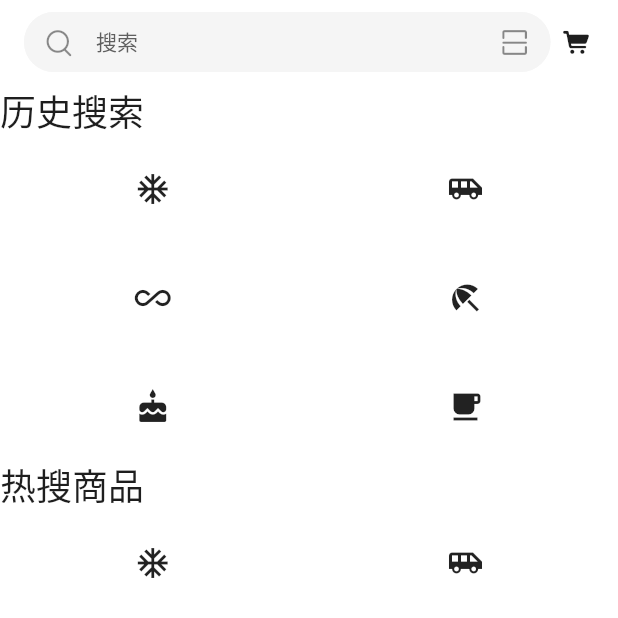
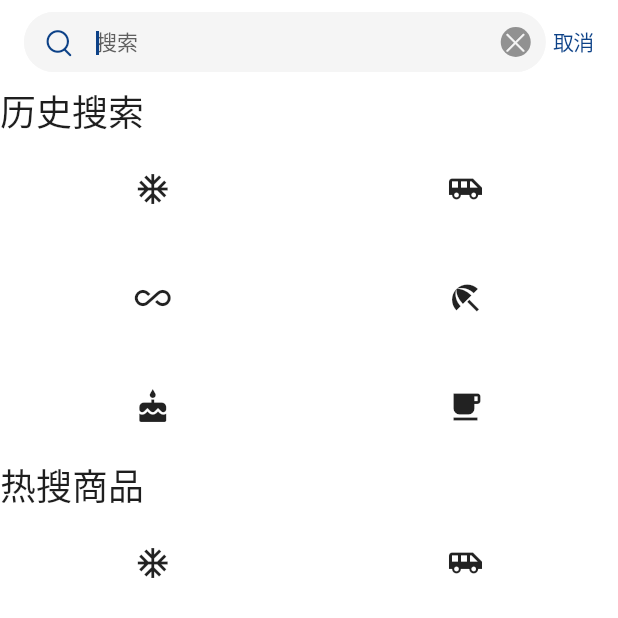
Before and after one commit to rehe0x/flutter_shop, a Flutter app: the screen it shows after launch, item 3 of the bottom bar chosen, on a phone screen of 412 x 824 dp, the top half of it. Run offline on Flutter 3.47's test engine with Material 2 defaults, Android fonts, the phone set to English and light mode, and no system bars; network calls fail; Roboto replaces fonts that are missing (PingFangSC-Regular, PingFangSC-Thin).

Commit message:
'完善搜索框跳转搜索页'

```diff
--- a/lib/main.dart
+++ b/lib/main.dart
@@ -1,4 +1,3 @@
-import 'dart:io';
 import 'package:flutter/cupertino.dart';
 import 'package:flutter/material.dart';
 import 'package:flutter/services.dart';
@@ -6,6 +5,8 @@ import 'package:flutter_shop/constant/custom_icons.dart';
 import 'package:flutter_shop/constant/theme.dart';
 import 'package:flutter_shop/page/home/home.dart';
 import 'package:flutter_shop/page/search/search.dart';
+import 'package:flutter_shop/provider/navigation_bar.dart';
+import 'package:provider/provider.dart';
 
 void main() {
   // if (Platform.isAndroid) {
@@ -17,7 +18,14 @@ void main() {
   //     );
   //     SystemChrome.setSystemUIOverlayStyle(systemUiOverlayStyle);
   // }
-  runApp(const MyApp());
+  runApp(
+    MultiProvider(
+      providers: [
+        ChangeNotifierProvider(create: (context) => NavigationBarProvider())
+      ],
+      child: const MyApp(),
+    )
+  );
 }
 
 class MyApp extends StatelessWidget {
@@ -54,10 +62,12 @@ class _MyCupertinoTabScaffold extends StatelessWidget {
     const Home(title: '账户'),
   ];
 
-  _MyCupertinoTabScaffold({ Key? key }) : super(key: key);
-  CupertinoTabController cupertinoTabController = CupertinoTabController();
+  const _MyCupertinoTabScaffold({ Key? key }) : super(key: key);
+
   @override
   Widget build(BuildContext context) {
+    CupertinoTabController cupertinoTabController = Provider.of<NavigationBarProvider>(context, listen: false).cupertinoTabController;
+
     return CupertinoTabScaffold(
         controller: cupertinoTabController,
         tabBar: CupertinoTabBar(
@@ -65,11 +75,21 @@ class _MyCupertinoTabScaffold extends StatelessWidget {
           items: _tabs.map((tab) => BottomNavigationBarItem(
               icon: Icon(tab['icon']),
               label: tab['text'])).toList(),
+          onTap: (int index){
+            print(cupertinoTabController);
+          },
         ),
         tabBuilder: (BuildContext context, int index) {
           //
           return _pages[index];
         }
     );
+
+    return Consumer<NavigationBarProvider>(
+      builder: (context, navBar, chld) {
+
+      },
+    );
+
   }
 }
--- a/lib/page/home/home.dart
+++ b/lib/page/home/home.dart
@@ -41,7 +41,7 @@ class _MyCustomScrollView extends StatelessWidget {
           stretch: false,
           flexibleSpace: FlexibleSpaceBar(
             expandedTitleScale: 1,
-            title: const SearchField(height: 40,),
+            title: const SearchField(height: 40, readOnly: true,),
             // title: const SearchField(height: 40,),
             centerTitle: true,
             titlePadding: const EdgeInsets.only(bottom: 2, left: 15, right: 15),
--- a/lib/page/search/search.dart
+++ b/lib/page/search/search.dart
@@ -10,7 +10,7 @@ class Search extends StatelessWidget {
   Widget build(BuildContext context) {
     return Scaffold(
       appBar: AppBar(
-        title: const SearchField(height: 40,),
+        title: const SearchField(height: 40, autofocus: true),
       ),
       body: const _MyCustomScrollView()
 
--- a/lib/widget/search_field.dart
+++ b/lib/widget/search_field.dart
@@ -2,14 +2,16 @@ import 'package:flutter/cupertino.dart';
 import 'package:flutter/material.dart';
 import 'package:flutter/services.dart';
 import 'package:flutter_shop/constant/custom_icons.dart';
+import 'package:provider/provider.dart';
 import '../constant/theme.dart';
+import '../provider/navigation_bar.dart';
 
 class SearchField extends StatefulWidget {
   final double? width;
   final double? height;
-
-
-  const SearchField({ Key? key, this.width, this.height }) : super(key: key);
+  final bool readOnly;
+  final bool autofocus;
+  const SearchField({ Key? key, this.width, this.height, this.readOnly = false, this.autofocus = false}) : super(key: key);
 
   static final OutlineInputBorder _outlineInputBorder = OutlineInputBorder(
                                   borderRadius: BorderRadius.circular(33),
@@ -44,12 +46,19 @@ class _SearchFieldState extends State<SearchField> {
   }
   @override
   void initState (){
+    print('cesssssssss');
     super.initState();
     _focusNodeAddListener();
+
   }
 
   _focusNodeAddListener(){
     _focusNode.addListener(() {
+      NavigationBarProvider navigationBarProvider = Provider.of<NavigationBarProvider>(context, listen: false);
+      if (_focusNode.hasFocus && navigationBarProvider.cupertinoTabController.index != 2) {
+        unFocusFunction();
+        navigationBarProvider.updateIndex(2);
+      }
       setState(() {
         _focus = _focusNode.hasFocus;
       });
@@ -90,6 +99,9 @@ class _SearchFieldState extends State<SearchField> {
               style: AppStyle.title3Style,
               cursorColor: AppTheme.primaryColor,
               textAlignVertical: TextAlignVertical.bottom,
+              readOnly: widget.readOnly,
+              autofocus: widget.autofocus,
+              // showCursor: true,
               decoration: InputDecoration(
                 filled: true,
                 fillColor: AppTheme.primarySubBackgroundColor,
--- a/pubspec.yaml
+++ b/pubspec.yaml
@@ -34,6 +34,7 @@ dependencies:
   # The following adds the Cupertino Icons font to your application.
   # Use with the CupertinoIcons class for iOS style icons.
   cupertino_icons: ^1.0.2
+  provider: ^6.0.2
 
 dev_dependencies:
   flutter_test:
```
Also changed, not shown: lib/provider/navigation_bar.dart (added, +12 -0 lines), pubspec.lock.
